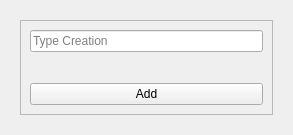
The window that src/view/ui/type_creation/form.ui (fersilentt/ProgrammingDirectories) describes before a commit, drawn with Qt 5.
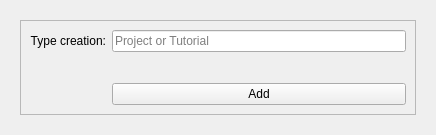
The same window after the commit.

```diff
--- a/src/view/ui/type_creation/form.ui
+++ b/src/view/ui/type_creation/form.ui
@@ -6,7 +6,7 @@
    <rect>
     <x>0</x>
     <y>0</y>
-    <width>293</width>
+    <width>436</width>
     <height>135</height>
    </rect>
   </property>
@@ -28,25 +28,35 @@
         <property name="frameShadow">
          <enum>QFrame::Raised</enum>
         </property>
-        <layout class="QVBoxLayout" name="verticalLayout">
-         <property name="spacing">
+        <layout class="QGridLayout" name="gridLayout">
+         <property name="verticalSpacing">
           <number>0</number>
          </property>
-         <item>
+         <item row="0" column="0">
+          <widget class="QLabel" name="label">
+           <property name="text">
+            <string>Type creation:</string>
+           </property>
+           <property name="alignment">
+            <set>Qt::AlignRight|Qt::AlignTrailing|Qt::AlignVCenter</set>
+           </property>
+          </widget>
+         </item>
+         <item row="0" column="1">
           <widget class="QLineEdit" name="leName">
            <property name="placeholderText">
-            <string>Type Creation</string>
+            <string>Project or Tutorial</string>
            </property>
           </widget>
          </item>
-         <item>
+         <item row="1" column="1">
           <widget class="QLabel" name="lMessageForm">
            <property name="text">
             <string/>
            </property>
           </widget>
          </item>
-         <item>
+         <item row="2" column="1">
           <widget class="QPushButton" name="pbAddUpdate">
            <property name="text">
             <string>Add</string>
```
